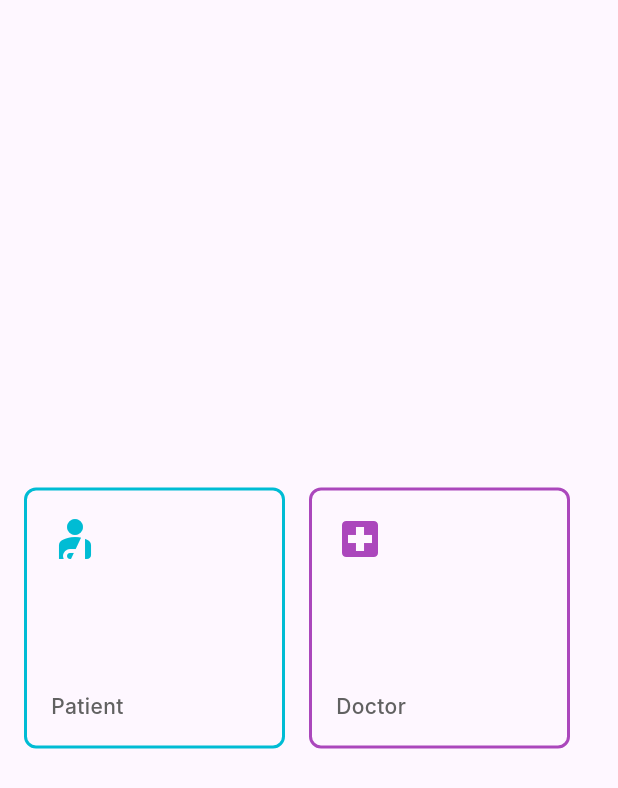
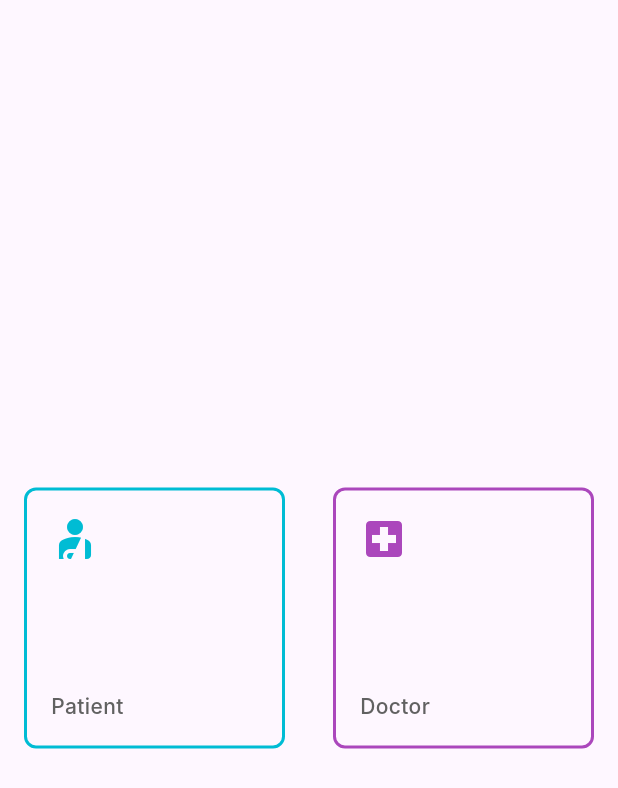
Before and after one commit to liberocks/lightenup, a Flutter app: the screen it shows after launch, on a phone screen of 412 x 824 dp. Shown: the top 788 px of the screen. Run offline on Flutter 3.47's test engine with Material 3 defaults, Android fonts, the phone set to English and light mode, and no system bars; our stand-ins replace auto_route, dotted_border, flutter_bloc, flutter_native_splash, freezed_annotation, hexcolor and 3 more; missing offline and left inert: flutter_displaymode, flutter_udid; accounts and stored records are empty; generated files the repository leaves out were written again; Roboto replaces fonts that are missing (Inter); statements that could not run were skipped.

```diff
--- a/lib/ui/screens/choice.dart
+++ b/lib/ui/screens/choice.dart
@@ -13,13 +13,20 @@ class ChoiceScreen extends StatelessWidget {
   @override
   Widget build(BuildContext context) {
     double boxSize = (MediaQuery.of(context).size.width / 2) - 32;
+
+    if (boxSize <= 0) {
+      boxSize = 150;
+    }
+
     return Layout(
       child: SizedBox(
         height: double.infinity,
+        child: Padding(
+          padding: const EdgeInsets.symmetric(horizontal: 16.0),
           child: Row(
             crossAxisAlignment: CrossAxisAlignment.center,
+            mainAxisAlignment: MainAxisAlignment.spaceBetween,
             children: [
-            const SizedBox(width: 16),
               ChoiceCard(
                 boxSize: boxSize,
                 icon: Icons.personal_injury,
@@ -31,7 +38,6 @@ class ChoiceScreen extends StatelessWidget {
                   context.router.push(const PatientMainRoute());
                 },
               ),
-            const SizedBox(width: 16),
               ChoiceCard(
                 boxSize: boxSize,
                 icon: Icons.local_hospital,
@@ -46,6 +52,7 @@ class ChoiceScreen extends StatelessWidget {
             ],
           ),
         ),
+      ),
     );
   }
 }
--- a/lib/ui/screens/doctor/doctor_navigation.dart
+++ b/lib/ui/screens/doctor/doctor_navigation.dart
@@ -19,6 +19,7 @@ class DoctorMainScreen extends StatelessWidget {
               doctorNavigationState.when(home: () => const DoctorHomeScreen()),
               Container(
                 alignment: Alignment.bottomCenter,
+                color: Colors.white,
                 height: MediaQuery.of(context).size.height,
                 child: Container(
                   alignment: Alignment.center,
--- a/lib/ui/screens/patient/patient_navigation.dart
+++ b/lib/ui/screens/patient/patient_navigation.dart
@@ -28,6 +28,7 @@ class PatientMainScreen extends StatelessWidget {
                   mainAxisAlignment: MainAxisAlignment.end,
                   children: [
                     Container(
+                      color: Colors.white,
                       alignment: Alignment.bottomCenter,
                       height: 60,
                       child: Row(
--- a/lib/ui/widgets/molecule/todo_card.dart
+++ b/lib/ui/widgets/molecule/todo_card.dart
@@ -24,7 +24,9 @@ class TodoCard extends StatelessWidget {
       padding: const EdgeInsets.symmetric(vertical: 8.0),
       child: Container(
         alignment: Alignment.center,
-        height: 96,
+        constraints: const BoxConstraints(
+          minHeight: 96,
+        ),
         width: double.infinity,
         decoration: BoxDecoration(
           color: HexColor('#FEF7FF'),
```
Lines whose indentation alone changed are shown as unchanged.
